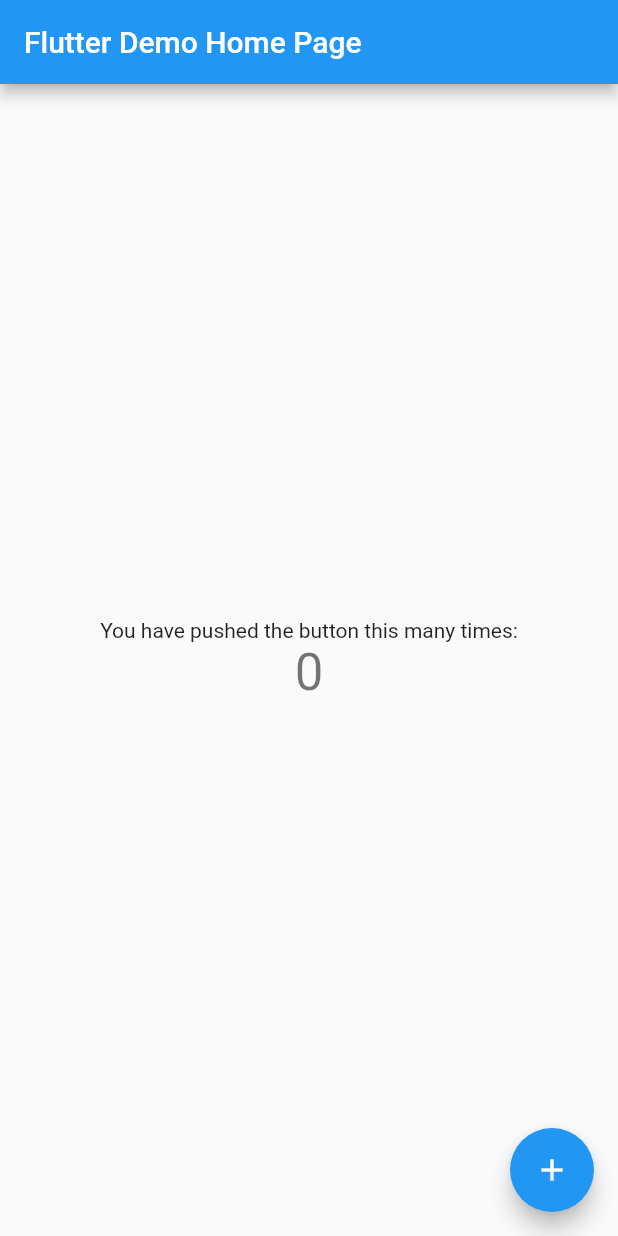
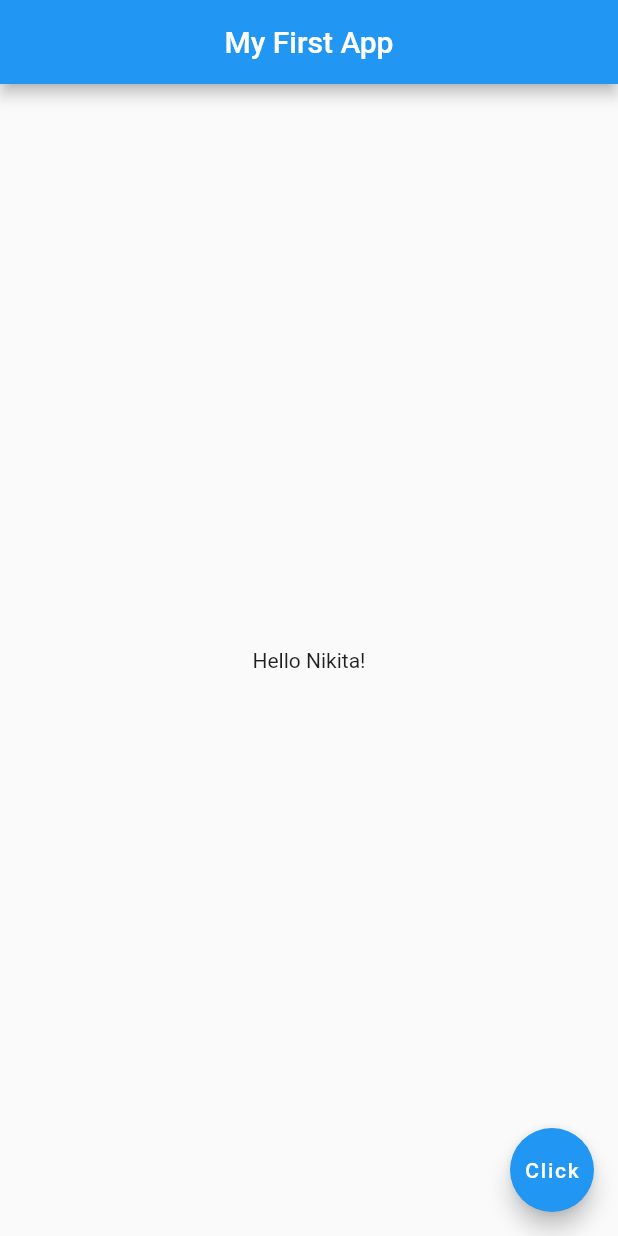
Before and after one commit to developnikita/flutter-begining-course, a Flutter app: the screen it shows after launch, on a phone screen of 412 x 824 dp. Run offline on Flutter 3.47's test engine with Material 2 defaults, Android fonts, the phone set to English and light mode, and no system bars.

Commit message:
learn basic flutter widget

```diff
--- a/first_lesson/myfirstapp/lib/main.dart
+++ b/first_lesson/myfirstapp/lib/main.dart
@@ -1,113 +1,16 @@
 import 'package:flutter/material.dart';
 
-void main() {
-  runApp(MyApp());
-}
-
-class MyApp extends StatelessWidget {
-  // This widget is the root of your application.
-  @override
-  Widget build(BuildContext context) {
-    return MaterialApp(
-      title: 'Flutter Demo',
-      theme: ThemeData(
-        // This is the theme of your application.
-        //
-        // Try running your application with "flutter run". You'll see the
-        // application has a blue toolbar. Then, without quitting the app, try
-        // changing the primarySwatch below to Colors.green and then invoke
-        // "hot reload" (press "r" in the console where you ran "flutter run",
-        // or simply save your changes to "hot reload" in a Flutter IDE).
-        // Notice that the counter didn't reset back to zero; the application
-        // is not restarted.
-        primarySwatch: Colors.blue,
-      ),
-      home: MyHomePage(title: 'Flutter Demo Home Page'),
-    );
-  }
-}
-
-class MyHomePage extends StatefulWidget {
-  MyHomePage({Key key, this.title}) : super(key: key);
-
-  // This widget is the home page of your application. It is stateful, meaning
-  // that it has a State object (defined below) that contains fields that affect
-  // how it looks.
-
-  // This class is the configuration for the state. It holds the values (in this
-  // case the title) provided by the parent (in this case the App widget) and
-  // used by the build method of the State. Fields in a Widget subclass are
-  // always marked "final".
-
-  final String title;
-
-  @override
-  _MyHomePageState createState() => _MyHomePageState();
-}
-
-class _MyHomePageState extends State<MyHomePage> {
-  int _counter = 0;
-
-  void _incrementCounter() {
-    setState(() {
-      // This call to setState tells the Flutter framework that something has
-      // changed in this State, which causes it to rerun the build method below
-      // so that the display can reflect the updated values. If we changed
-      // _counter without calling setState(), then the build method would not be
-      // called again, and so nothing would appear to happen.
-      _counter++;
-    });
-  }
-
-  @override
-  Widget build(BuildContext context) {
-    // This method is rerun every time setState is called, for instance as done
-    // by the _incrementCounter method above.
-    //
-    // The Flutter framework has been optimized to make rerunning build methods
-    // fast, so that you can just rebuild anything that needs updating rather
-    // than having to individually change instances of widgets.
-    return Scaffold(
-      appBar: AppBar(
-        // Here we take the value from the MyHomePage object that was created by
-        // the App.build method, and use it to set our appbar title.
-        title: Text(widget.title),
-      ),
-      body: Center(
-        // Center is a layout widget. It takes a single child and positions it
-        // in the middle of the parent.
-        child: Column(
-          // Column is also a layout widget. It takes a list of children and
-          // arranges them vertically. By default, it sizes itself to fit its
-          // children horizontally, and tries to be as tall as its parent.
-          //
-          // Invoke "debug painting" (press "p" in the console, choose the
-          // "Toggle Debug Paint" action from the Flutter Inspector in Android
-          // Studio, or the "Toggle Debug Paint" command in Visual Studio Code)
-          // to see the wireframe for each widget.
-          //
-          // Column has various properties to control how it sizes itself and
-          // how it positions its children. Here we use mainAxisAlignment to
-          // center the children vertically; the main axis here is the vertical
-          // axis because Columns are vertical (the cross axis would be
-          // horizontal).
-          mainAxisAlignment: MainAxisAlignment.center,
-          children: <Widget>[
-            Text(
-              'You have pushed the button this many times:',
-            ),
-            Text(
-              '$_counter',
-              style: Theme.of(context).textTheme.headline4,
-            ),
-          ],
-        ),
-      ),
-      floatingActionButton: FloatingActionButton(
-        onPressed: _incrementCounter,
-        tooltip: 'Increment',
-        child: Icon(Icons.add),
-      ), // This trailing comma makes auto-formatting nicer for build methods.
-    );
-  }
-}
+void main() => runApp(MaterialApp(
+  home: Scaffold(
+    appBar:  AppBar(
+      title: Text("My First App"),
+      centerTitle: true,
+    ),
+    body: Center(
+      child: Text("Hello Nikita!"),
+    ),
+    floatingActionButton: FloatingActionButton(
+      child: Text("Click"),
+    ),
+  ),
+));
```
